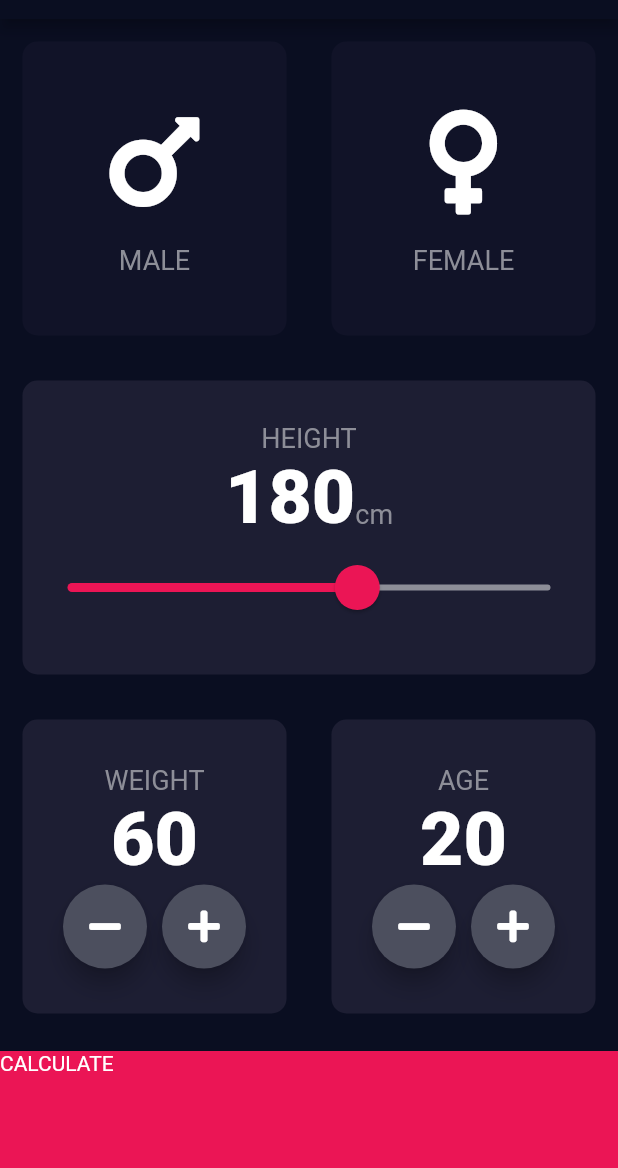
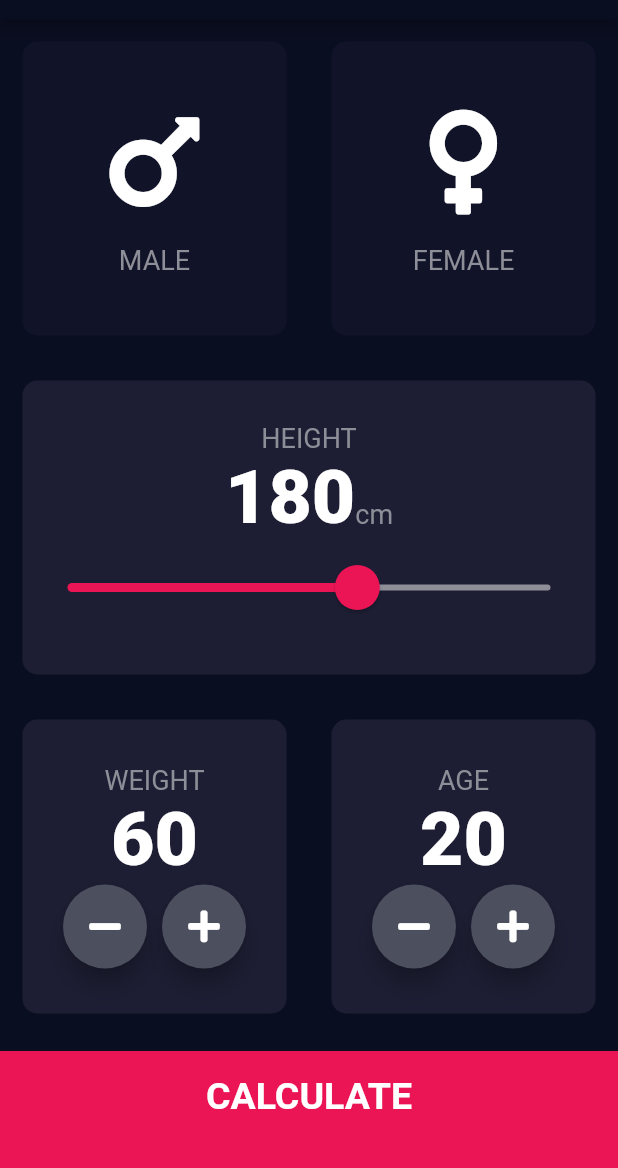
Before and after one commit to albader94/bmi_calculator, a Flutter app: the screen it shows after launch, on a phone screen of 412 x 824 dp, the part 65-1233 px from its top. Run offline on Flutter 3.47's test engine with Material 2 defaults, Android fonts, the phone set to English and light mode, and no system bars; our stand-ins replace font_awesome_flutter.

Commit message:
Home page done

```diff
--- a/lib/constants.dart
+++ b/lib/constants.dart
@@ -25,3 +25,8 @@ const TextStyle kTitleTextStyle = TextStyle(
   fontSize: 50.0,
   fontWeight: FontWeight.bold,
 );
+
+const TextStyle kLargeButtonTextStyle = TextStyle(
+  fontWeight: FontWeight.bold,
+  fontSize: 25.0,
+);
--- a/lib/input_theme.dart
+++ b/lib/input_theme.dart
@@ -199,7 +199,13 @@ class _InputPageState extends State<InputPage> {
               margin: EdgeInsets.only(top: 10.0),
               height: kBottomContainerHeight,
               width: double.infinity,
-              child: Text('CALCULATE'),
+              padding: EdgeInsets.only(bottom: 20.0),
+              child: Center(
+                child: Text(
+                  'CALCULATE',
+                  style: kLargeButtonTextStyle,
+                ),
+              ),
             ),
           )
         ],
```
